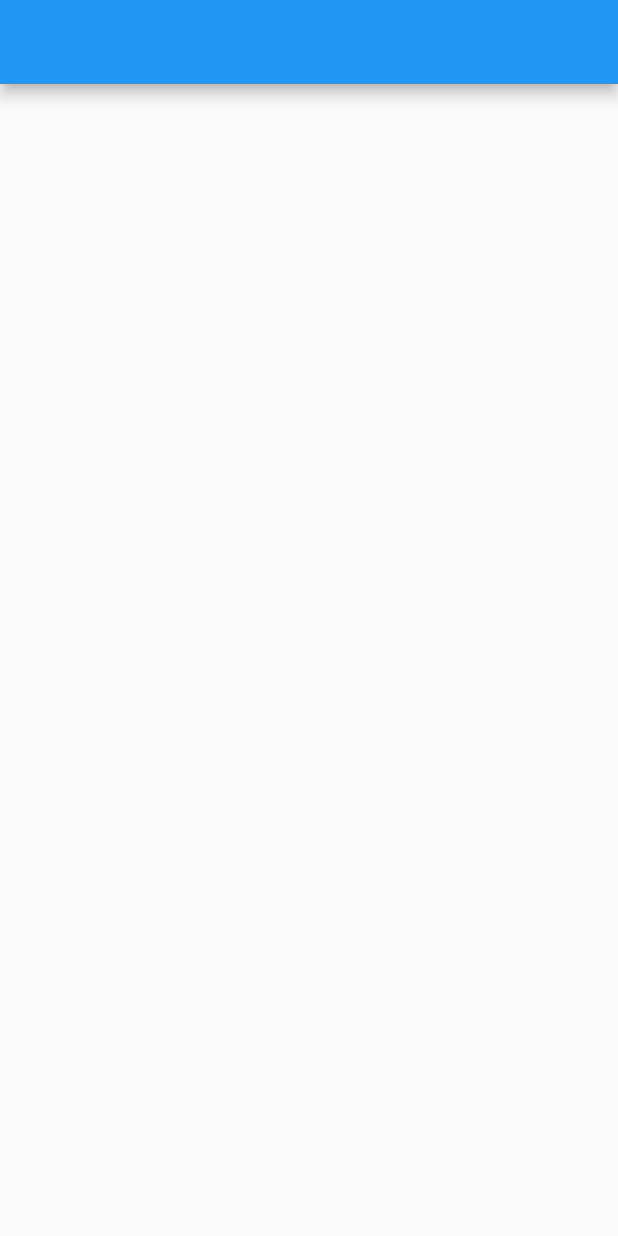
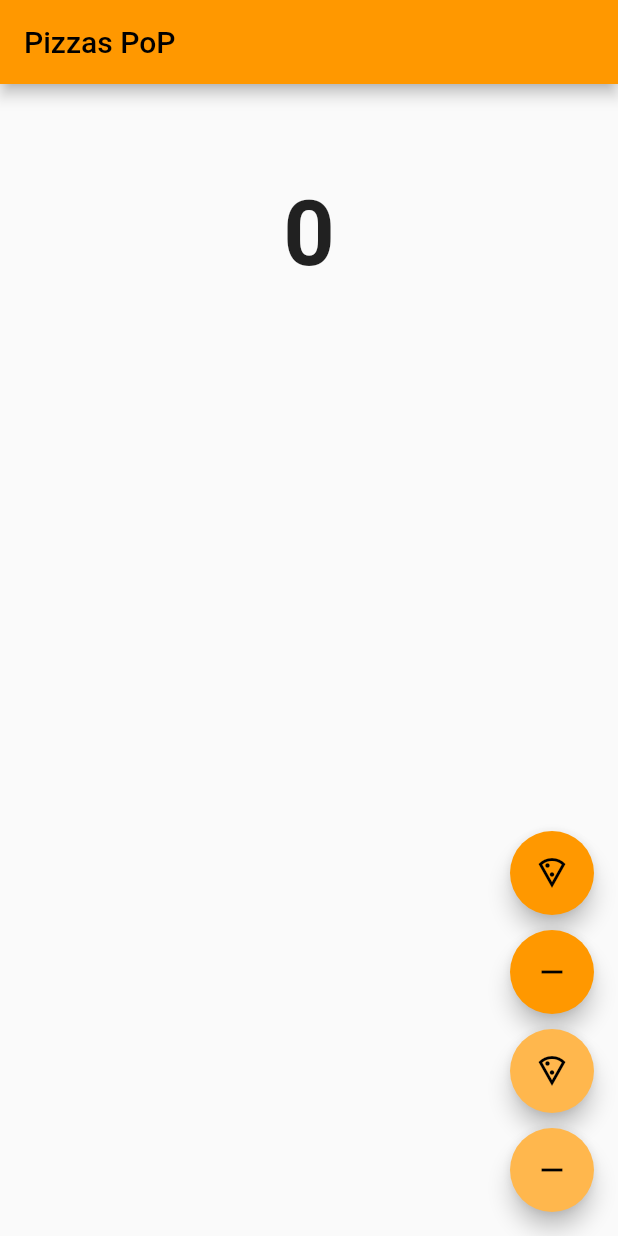
Before and after one commit to JuMANocta/anim_pizza_flutter, a Flutter app: the screen it shows after launch, on a phone screen of 412 x 824 dp. Run offline on Flutter 3.47's test engine with Material 2 defaults, Android fonts, the phone set to English and light mode, and no system bars; our stand-ins replace bloc, equatable, flutter_bloc.

Commit message:
finalisation du pop Pizza

```diff
--- a/lib/main.dart
+++ b/lib/main.dart
@@ -1,6 +1,8 @@
 import 'package:anim_pizza/bloc/pizza_bloc.dart';
+import 'package:anim_pizza/models/pizza_models.dart';
 import 'package:flutter/material.dart';
 import 'package:flutter_bloc/flutter_bloc.dart';
+import 'dart:math';
 
 void main() {
   runApp(const MyApp());
@@ -17,11 +19,11 @@ class MyApp extends StatelessWidget {
         )
       ],
       child: MaterialApp(
-        title: 'Les Pizzas PoP',
+        title: 'Pizzas PoP',
         theme: ThemeData(
-          primarySwatch: Colors.blue,
+          primarySwatch: Colors.orange,
         ),
-        home: const MyHomePage(title: ''),
+        home: const MyHomePage(title: 'Pizzas PoP'),
       ),
     );
   }
@@ -42,7 +44,90 @@ class _MyHomePageState extends State<MyHomePage> {
       appBar: AppBar(
         title: Text(widget.title),
       ),
-      body: const Center(),
+      body: Center(
+        child: BlocBuilder<PizzaBloc, PizzaState>(builder: (context, state) {
+          if (state is PizzaInitial) {
+            return const CircularProgressIndicator(
+              color: Colors.orange,
+            );
+          }
+          if (state is PizzaLoaded) {
+            return Column(
+              mainAxisAlignment: MainAxisAlignment.center,
+              children: [
+                Text(
+                  '${state.pizzas.length}',
+                  style: const TextStyle(
+                    fontSize: 60,
+                    fontWeight: FontWeight.bold,
+                  ),
+                ),
+                const SizedBox(
+                  height: 20,
+                ),
+                SizedBox(
+                  height: MediaQuery.of(context).size.height / 1.5,
+                  width: MediaQuery.of(context).size.width,
+                  child: Stack(
+                    alignment: Alignment.center,
+                    clipBehavior: Clip.none,
+                    children: [
+                      for (int i = 0; i < state.pizzas.length; i++)
+                        Positioned(
+                          left: Random().nextInt(250).toDouble(),
+                          top: Random().nextInt(400).toDouble(),
+                          child: SizedBox(
+                            height: 150,
+                            width: 150,
+                            child: state.pizzas[i].image,
+                          ),
+                        )
+                    ],
+                  ),
+                )
+              ],
+            );
+          } else {
+            return const Text('Zut ... C\'est la sauce...');
+          }
+        }),
+      ),
+      floatingActionButton:
+          Column(mainAxisAlignment: MainAxisAlignment.end, children: [
+        FloatingActionButton(
+            child: const Icon(Icons.local_pizza_outlined),
+            backgroundColor: Colors.orange,
+            onPressed: () {
+              context.read<PizzaBloc>().add(AddPizza(Pizza.pizzas[0]));
+            }),
+        const SizedBox(
+          height: 10,
+        ),
+        FloatingActionButton(
+            child: const Icon(Icons.remove),
+            backgroundColor: Colors.orange,
+            onPressed: () {
+              context.read<PizzaBloc>().add(RemovePizza(Pizza.pizzas[0]));
+            }),
+        const SizedBox(
+          height: 10,
+        ),
+        FloatingActionButton(
+            child: const Icon(Icons.local_pizza_outlined),
+            backgroundColor: Colors.orange[300],
+            onPressed: () {
+              context.read<PizzaBloc>().add(AddPizza(Pizza.pizzas[1]));
+            }),
+        const SizedBox(
+          height: 10,
+        ),
+        FloatingActionButton(
+            child: const Icon(Icons.remove),
+            backgroundColor: Colors.orange[300],
+            onPressed: () {
+              context.read<PizzaBloc>().add(RemovePizza(Pizza.pizzas[1]));
+            }),
+      ]),
     );
   }
 }
```
